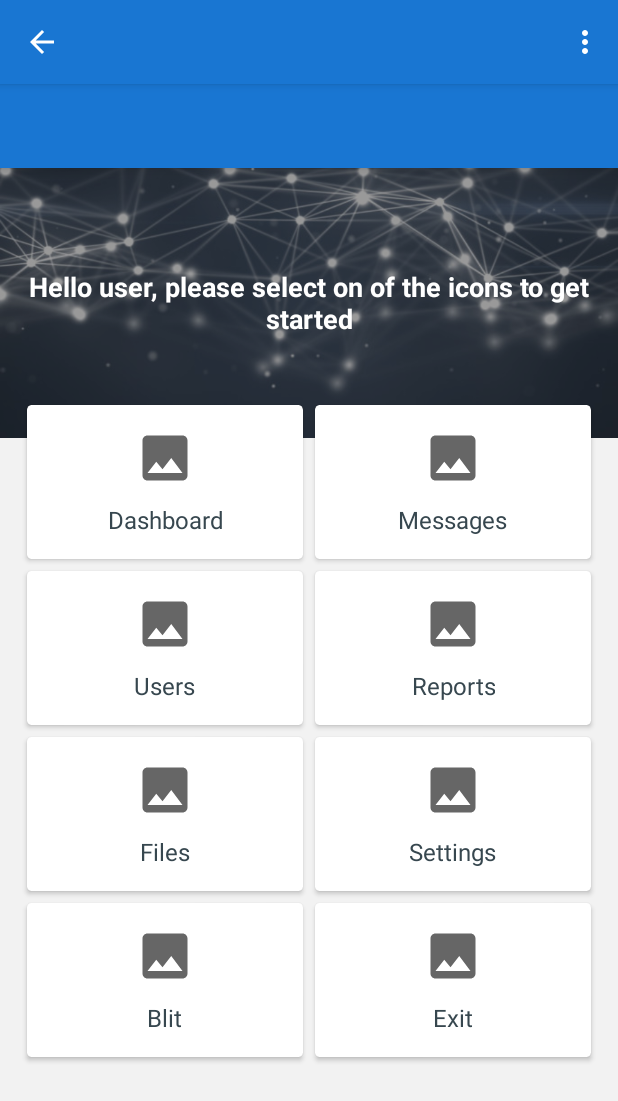
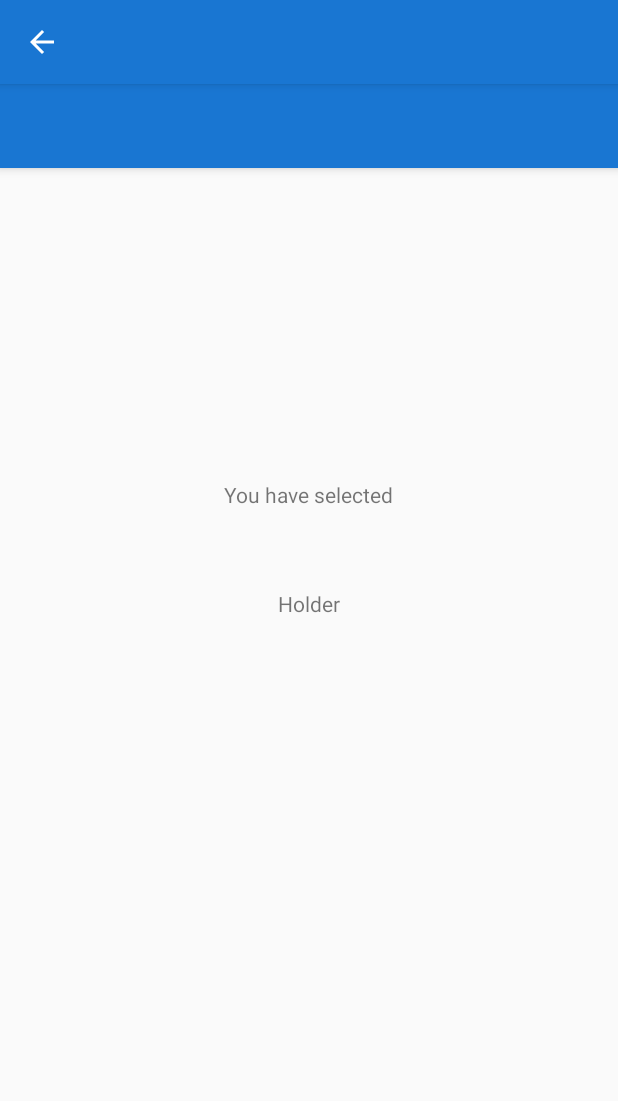
Before and after one commit to GimoMhula/MyAwesomeApp, an Android app: the MainActivity screen opened directly, with no data from a screen before it, after a tap on "Dashboard", on a phone screen of 412 x 824 dp. Shown: the top 1101 px of the screen. Run offline under Robolectric (Android 15) with nearby library versions, the phone set to English and light mode, and no system bars; plain views replace MaterialRippleLayout; 1 statement that could not run was skipped.

Commit message:
Content Layout add ...

```diff
--- a/app/src/main/AndroidManifest.xml
+++ b/app/src/main/AndroidManifest.xml
@@ -9,23 +9,17 @@
         android:roundIcon="@mipmap/ic_launcher_round"
         android:supportsRtl="true"
         android:theme="@style/AppTheme">
-        <activity
-            android:name=".activity.LoginActivity"
-            >
+        <activity android:name=".activity.ContentActivity"></activity>
+        <activity android:name=".activity.LoginActivity">
             <intent-filter>
                 <action android:name="android.intent.action.MAIN" />
 
                 <category android:name="android.intent.category.LAUNCHER" />
             </intent-filter>
-
         </activity>
-
-
-        <activity android:name=".activity.MainActivity"
-            android:label="@string/title_activity_main"
-            >
-
-        </activity>
+        <activity
+            android:name=".activity.MainActivity"
+            android:label="@string/title_activity_main"></activity>
     </application>
 
 </manifest>
--- /dev/null
+++ b/app/src/main/java/dev/visum/demoapp/activity/ContentActivity.java
@@ -0,0 +1,55 @@
+package dev.visum.demoapp.activity;
+
+import androidx.appcompat.app.AppCompatActivity;
+import androidx.appcompat.widget.Toolbar;
+import dev.visum.demoapp.R;
+import dev.visum.demoapp.model.BaseActivity;
+import dev.visum.demoapp.utils.Tools;
+
+import android.os.Bundle;
+import android.view.MenuItem;
+import android.view.View;
+import android.widget.TextView;
+import android.widget.Toast;
+
+public class ContentActivity extends BaseActivity {
+
+    private TextView textView;
+
+    @Override
+    protected void onCreate(Bundle savedInstanceState) {
+        super.onCreate(savedInstanceState);
+        setContentView(R.layout.activity_contet);
+
+
+        initToolbar();
+        initComponets();
+
+        Bundle extras = getIntent().getExtras();
+        String tmp = extras.getString("content");
+
+        Toast.makeText(this, tmp, Toast.LENGTH_LONG).show();
+    }
+
+    private void initToolbar() {
+        Toolbar toolbar = (Toolbar) findViewById(R.id.toolbar);
+        //setSupportActionBar(toolbar);
+        getSupportActionBar().setTitle(null);
+        getSupportActionBar().setDisplayHomeAsUpEnabled(true);
+        Tools.setSystemBarColor(this, R.color.grey_10);
+        Tools.setSystemBarLight(this);
+    }
+
+    private void initComponets() {
+        textView = findViewById(R.id.tv_actual_action);
+    }
+    @Override
+    public boolean onOptionsItemSelected(MenuItem item) {
+        if (item.getItemId() == android.R.id.home) {
+            finish();
+        } else {
+            Toast.makeText(getApplicationContext(), item.getTitle(), Toast.LENGTH_SHORT).show();
+        }
+        return super.onOptionsItemSelected(item);
+    }
+}
--- a/app/src/main/java/dev/visum/demoapp/activity/MainActivity.java
+++ b/app/src/main/java/dev/visum/demoapp/activity/MainActivity.java
@@ -1,6 +1,5 @@
 package dev.visum.demoapp.activity;
 
-import androidx.appcompat.app.AppCompatActivity;
 import androidx.appcompat.widget.Toolbar;
 import androidx.recyclerview.widget.GridLayoutManager;
 import androidx.recyclerview.widget.RecyclerView;
@@ -18,9 +17,6 @@ import android.view.MenuItem;
 import android.view.View;
 import android.widget.Toast;
 
-import com.google.android.material.snackbar.Snackbar;
-
-import java.util.ArrayList;
 import java.util.List;
 
 public class MainActivity extends BaseActivity {
@@ -53,7 +49,11 @@ public class MainActivity extends BaseActivity {
         mAdapter.setOnItemClickListener(new AdapterGridItemCategory.OnItemClickListener() {
             @Override
             public void onItemClick(View view, ItemCategory obj, int position) {
-                Toast.makeText(MainActivity.this,  "Item " + obj.title + " clicked", Toast.LENGTH_SHORT).show();
+               // Toast.makeText(MainActivity.this,  "Item " + obj.title + " clicked", Toast.LENGTH_SHORT).show();
+                Bundle bundle = new Bundle();
+                bundle.putString("content",obj.title);
+
+                startActivity(ContentActivity.class,bundle,null);
 
             }
         });
--- /dev/null
+++ b/app/src/main/res/layout/activity_contet.xml
@@ -0,0 +1,43 @@
+<?xml version="1.0" encoding="utf-8"?>
+<androidx.constraintlayout.widget.ConstraintLayout xmlns:android="http://schemas.android.com/apk/res/android"
+    xmlns:app="http://schemas.android.com/apk/res-auto"
+    xmlns:tools="http://schemas.android.com/tools"
+    android:layout_width="match_parent"
+    android:layout_height="match_parent"
+    tools:context=".activity.ContentActivity">
+
+    <com.google.android.material.appbar.AppBarLayout
+        android:id="@+id/appBarLayout"
+        android:layout_width="0dp"
+        android:layout_height="wrap_content"
+        app:layout_constraintEnd_toEndOf="parent"
+        app:layout_constraintStart_toStartOf="parent"
+        app:layout_constraintTop_toTopOf="parent">
+
+        <include layout="@layout/toolbar" />
+
+    </com.google.android.material.appbar.AppBarLayout>
+
+
+    <TextView
+        android:id="@+id/textView"
+        android:layout_width="wrap_content"
+        android:layout_height="wrap_content"
+        android:layout_marginTop="264dp"
+        android:text="@string/msg_holder"
+        app:layout_constraintEnd_toEndOf="parent"
+        app:layout_constraintStart_toStartOf="parent"
+        app:layout_constraintTop_toTopOf="parent" />
+
+    <TextView
+        android:id="@+id/tv_actual_action"
+        android:layout_width="wrap_content"
+        android:layout_height="wrap_content"
+        android:layout_marginTop="53dp"
+        android:text="Holder"
+        app:layout_constraintEnd_toEndOf="@+id/textView"
+        app:layout_constraintStart_toStartOf="@+id/textView"
+        app:layout_constraintTop_toBottomOf="@+id/textView" />
+
+
+</androidx.constraintlayout.widget.ConstraintLayout>
--- a/app/src/main/res/layout/activity_login.xml
+++ b/app/src/main/res/layout/activity_login.xml
@@ -14,7 +14,7 @@
     <View
         android:layout_width="match_parent"
         android:layout_height="match_parent"
-        android:background="@color/blue_800" />
+        android:background="@color/blue_grey_800_overlay" />
 
     <LinearLayout
         android:layout_width="330dp"
--- a/app/src/main/res/values/strings.xml
+++ b/app/src/main/res/values/strings.xml
@@ -11,4 +11,5 @@
     <string name="login_failed">"Login failed"</string>
     <string name="greetings">Hello user, please select on of the icons to get started</string>
     <string name="title_activity_main">Dashboard</string>
+    <string name="msg_holder">You have selected</string>
 </resources>
```
